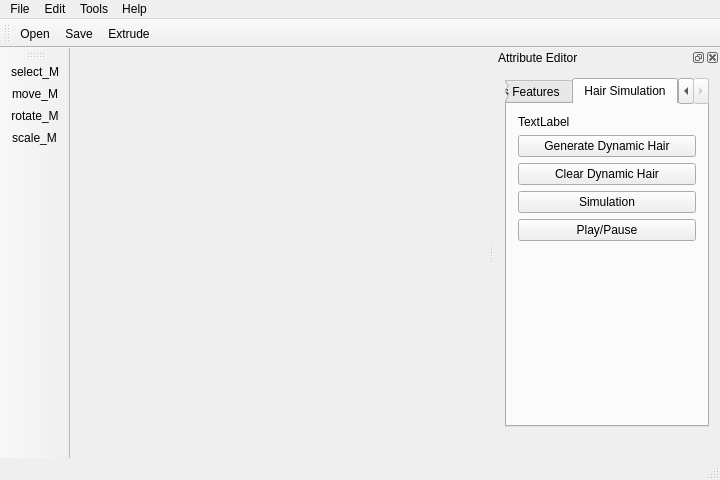
Qt form visual_studio/Barber/MainWindow.ui (ShenyaoKe/GeometricModeling) before a commit.
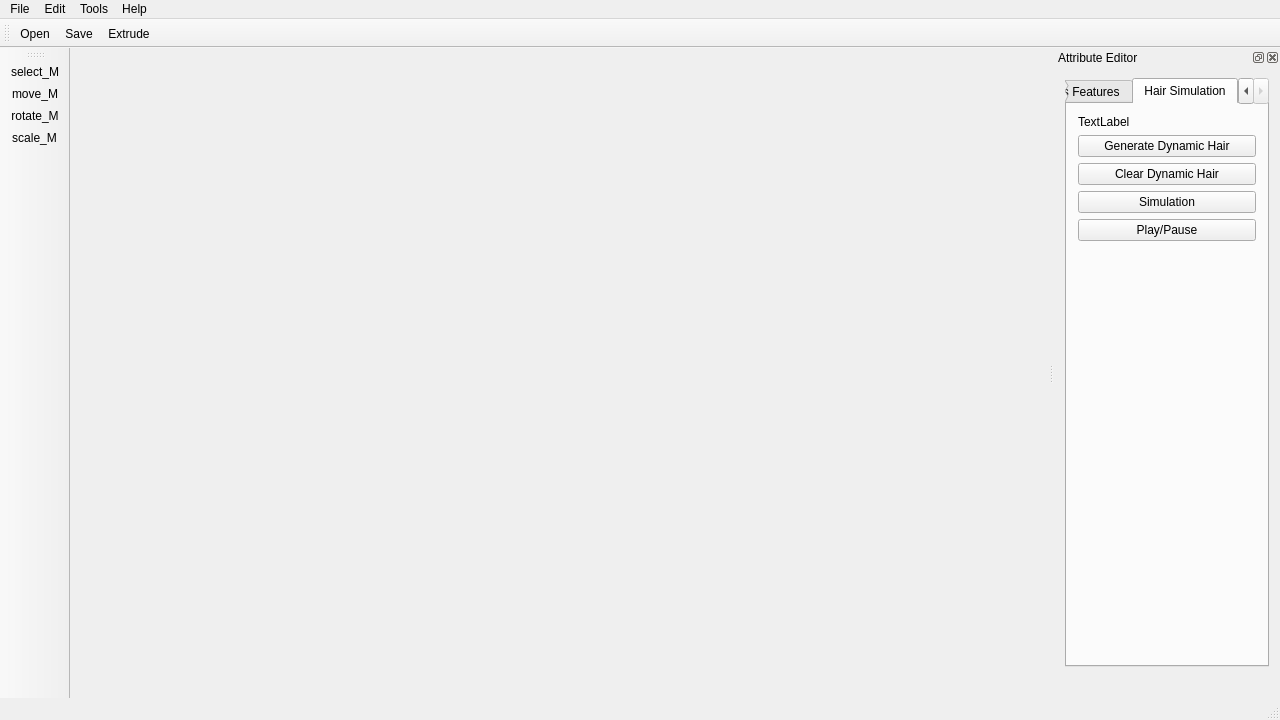
The same form after that commit. Icons and pictures are not drawn.

```diff
--- a/visual_studio/Barber/MainWindow.ui
+++ b/visual_studio/Barber/MainWindow.ui
@@ -6,8 +6,8 @@
    <rect>
     <x>0</x>
     <y>0</y>
-    <width>720</width>
-    <height>480</height>
+    <width>1280</width>
+    <height>720</height>
    </rect>
   </property>
   <property name="windowTitle">
@@ -28,7 +28,7 @@
     <rect>
      <x>0</x>
      <y>0</y>
-     <width>720</width>
+     <width>1280</width>
      <height>21</height>
     </rect>
    </property>
```
